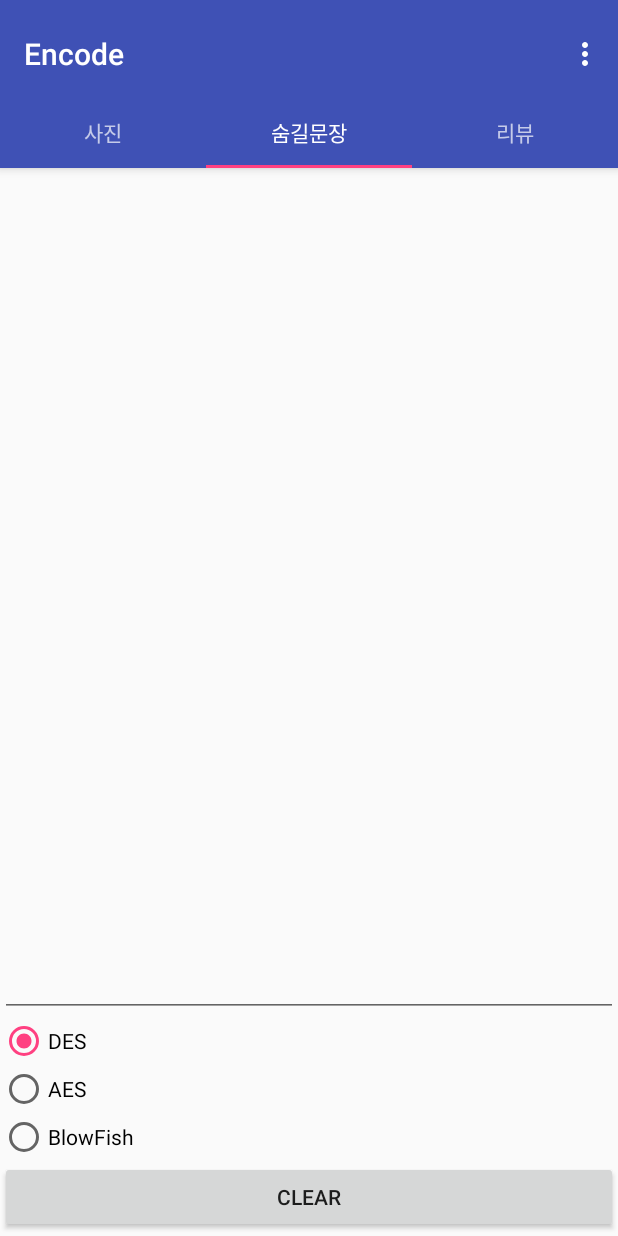
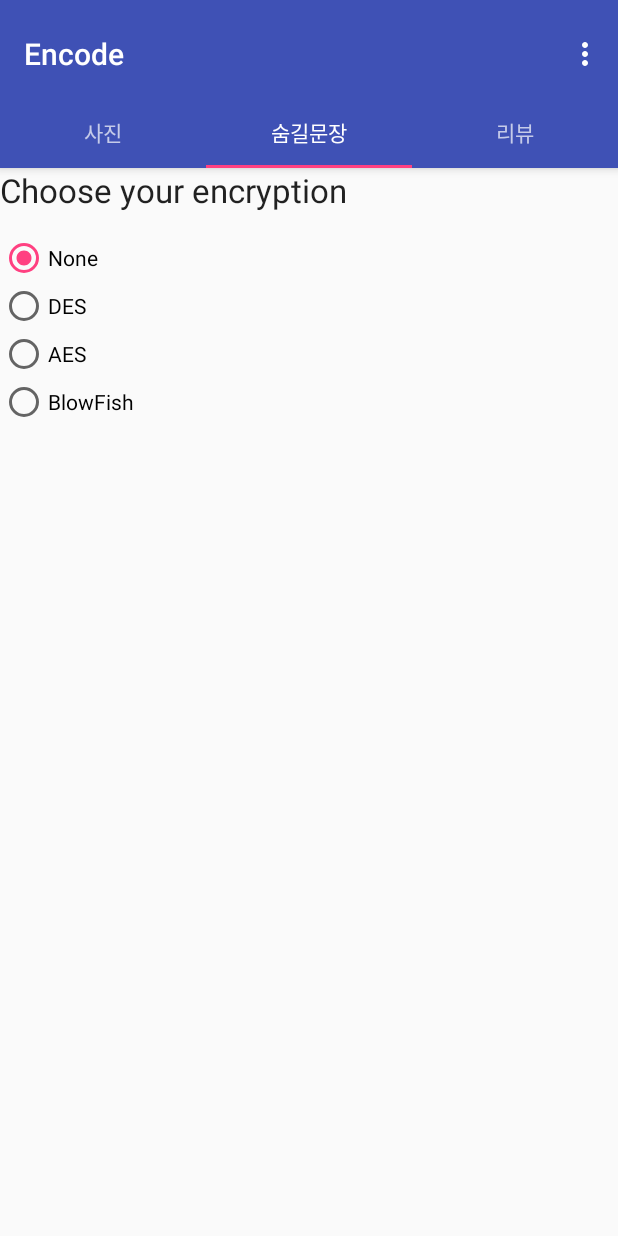
Before and after one commit to Spaqin/img-steganography-android, an Android app: the screen it shows after launch (Encode), tab 2 chosen, on a phone screen of 412 x 824 dp. Run offline under Robolectric (Android 15) with nearby library versions, the phone set to English and light mode, and no system bars.

Commit message:
- created EncodeControl class, which will manage everything from the UI (it'll be actually both model and controller now, but whatever, don't care for proper MVC now)
- removed hardcoded strings, put them in strings.xml for easy translation

- created few onClicks for radio buttons

- reimagined few things in UI

```diff
--- a/app/src/main/java/com/example/wngud/stegano/Encode.java
+++ b/app/src/main/java/com/example/wngud/stegano/Encode.java
@@ -19,10 +19,22 @@ import android.view.MenuItem;
 import android.view.View;
 import android.view.ViewGroup;
 
+import android.widget.EditText;
 import android.widget.ImageView;
+import android.widget.RadioButton;
 import android.widget.TextView;
 
 public class Encode extends AppCompatActivity {
+
+    private String filename;
+    private String password;
+    private EditText mPassField;
+    private EditText mFileField;
+    private RadioButton mNoneRadio;
+    private RadioButton mDESRadio;
+    private RadioButton mAESRadio;
+    private RadioButton mBlowFishRadio;
+    private EncodeControl encodeControl;
 
     /**
      * The {@link android.support.v4.view.PagerAdapter} that will provide
@@ -44,6 +56,7 @@ public class Encode extends AppCompatActivity {
     protected void onCreate(Bundle savedInstanceState) {
         super.onCreate(savedInstanceState);
         setContentView(R.layout.activity_encode);
+        encodeControl = new EncodeControl();
 
         Toolbar toolbar = (Toolbar) findViewById(R.id.toolbar);
         setSupportActionBar(toolbar);
@@ -58,7 +71,12 @@ public class Encode extends AppCompatActivity {
         TabLayout tabLayout = (TabLayout) findViewById(R.id.tabs);
         tabLayout.setupWithViewPager(mViewPager);
 
-
+        mFileField = (EditText) findViewById(R.id.filenameField);
+        mPassField = (EditText) findViewById(R.id.passwdField);
+        mNoneRadio = (RadioButton) findViewById(R.id.noneRadio);
+        mAESRadio = (RadioButton) findViewById(R.id.AESRadio);
+        mDESRadio = (RadioButton) findViewById(R.id.DESRadio);
+        mBlowFishRadio = (RadioButton) findViewById(R.id.BlowFishRadio);
 
 
     }
@@ -71,6 +89,23 @@ public class Encode extends AppCompatActivity {
         Intent intent = new Intent(Intent.ACTION_PICK);
         intent.setType(android.provider.MediaStore.Images.Media.CONTENT_TYPE);
         startActivityForResult(intent, PICK_FROM_ALBUM);
+    }
+
+    public void onClickNoEncryption(View v)
+    {
+        encodeControl.setEncType(Encryption_type.NONE);
+    }
+    public void onClickAES(View v)
+    {
+        encodeControl.setEncType(Encryption_type.AES);
+    }
+    public void onClickDES(View v)
+    {
+        encodeControl.setEncType(Encryption_type.DES);
+    }
+    public void onClickBlowFish(View v)
+    {
+        encodeControl.setEncType(Encryption_type.BLOWFISH);
     }
     @Override
     protected void onActivityResult(int requestCode, int resultCode, Intent data)
--- /dev/null
+++ b/app/src/main/java/com/example/wngud/stegano/EncodeControl.java
@@ -0,0 +1,31 @@
+package com.example.wngud.stegano;
+
+import android.graphics.Bitmap;
+
+
+public class EncodeControl {
+    private Encryption_type encType;
+    private String filename;
+    private String password;
+    private Bitmap picture;
+
+    public void setEncType(Encryption_type enct)
+    {
+        encType = enct;
+    }
+
+    public void setFilename(String fn)
+    {
+        filename = fn;
+    }
+
+    public void setPassword(String passwd)
+    {
+        password = passwd;
+    }
+
+    public void encode()
+    {
+
+    }
+}
--- a/app/src/main/java/com/example/wngud/stegano/EncodeFragment3.java
+++ b/app/src/main/java/com/example/wngud/stegano/EncodeFragment3.java
@@ -6,12 +6,14 @@ import android.support.v4.app.Fragment;
 import android.view.LayoutInflater;
 import android.view.View;
 import android.view.ViewGroup;
+import android.widget.EditText;
 
 
 /**
  * A simple {@link Fragment} subclass.
  */
 public class EncodeFragment3 extends Fragment {
+
 
 
     public EncodeFragment3() {
--- /dev/null
+++ b/app/src/main/java/com/example/wngud/stegano/Encryption_type.java
@@ -0,0 +1,5 @@
+package com.example.wngud.stegano;
+
+public enum Encryption_type {
+    NONE, AES, DES, BLOWFISH
+}
--- a/app/src/main/res/layout/fragment_encode_fragment1.xml
+++ b/app/src/main/res/layout/fragment_encode_fragment1.xml
@@ -20,7 +20,7 @@
         <Button
             android:layout_width="180dp"
             android:layout_height="70dp"
-            android:text="갤러리"
+            android:text="@string/gallery"
             android:id="@+id/button"
             android:layout_gravity="left|bottom"
             android:onClick="onclick_gallery"
@@ -30,7 +30,7 @@
         <Button
             android:layout_width="180dp"
             android:layout_height="70dp"
-            android:text="카메라"
+            android:text="@string/camera"
             android:id="@+id/button2"
             android:layout_gravity="right|bottom"
             android:onClick="onclick_camera"
--- a/app/src/main/res/layout/fragment_encode_fragment2.xml
+++ b/app/src/main/res/layout/fragment_encode_fragment2.xml
@@ -9,64 +9,59 @@
         android:layout_height="match_parent"
         android:layout_gravity="center">
 
-        <Button
-            android:layout_width="wrap_content"
-            android:layout_height="wrap_content"
-            android:text="CLEAR"
-            android:id="@+id/button3"
-            android:layout_marginBottom="58dp"
-            android:layout_alignParentBottom="true"
-            android:layout_alignParentEnd="true"
-            android:layout_toEndOf="@+id/radioGroup"
-            android:layout_alignParentStart="true" />
-
 
         <RadioGroup
             android:layout_width="wrap_content"
             android:layout_height="wrap_content"
-            android:id="@+id/radioGroup"
-            android:layout_above="@+id/button3"
+            android:id="@+id/EncryptionGroup"
+            android:layout_marginTop="44dp"
+            android:layout_alignParentTop="true"
             android:layout_alignParentStart="true">
+
+            <RadioButton
+                android:layout_width="wrap_content"
+                android:layout_height="wrap_content"
+                android:text="@string/no_encryption"
+                android:id="@+id/noneRadio"
+                android:onClick="onClickNoEncryption"
+                android:checked="true" />
+
             <RadioButton
                 android:layout_width="wrap_content"
                 android:layout_height="wrap_content"
                 android:text="DES"
-                android:id="@+id/radioButton3"
-                android:checked="true"
-                android:layout_above="@+id/button3"
-                android:layout_alignParentStart="true" />
+                android:id="@+id/DESRadio"
+                android:checked="false"
+                android:onClick="onClickDES"
+                android:nestedScrollingEnabled="false" />
+
 
             <RadioButton
                 android:layout_width="wrap_content"
                 android:layout_height="wrap_content"
                 android:text="AES"
-                android:id="@+id/radioButton2"
+                android:id="@+id/AESRadio"
                 android:checked="false"
-                android:layout_above="@+id/radioButton3"
-                android:layout_alignParentStart="true" />
+                android:onClick="onClickAES" />
 
             <RadioButton
                 android:layout_width="wrap_content"
                 android:layout_height="wrap_content"
                 android:text="BlowFish"
-                android:id="@+id/radioButton"
+                android:id="@+id/BlowFishRadio"
                 android:checked="false"
-                android:layout_above="@+id/radioButton2"
-                android:layout_alignParentStart="true" />
+                android:onClick="onClickBlowFish" />
 
         </RadioGroup>
 
-        <EditText
-            android:layout_width="wrap_content"
-            android:layout_height="wrap_content"
-            android:inputType="textMultiLine"
-            android:ems="10"
-            android:id="@+id/editText"
-            android:layout_alignParentTop="true"
-            android:layout_alignParentStart="true"
-            android:layout_above="@+id/radioGroup"
-            android:layout_alignParentEnd="true" />
-
 
     </RelativeLayout>
+
+    <TextView
+        android:layout_width="wrap_content"
+        android:layout_height="wrap_content"
+        android:textAppearance="?android:attr/textAppearanceLarge"
+        android:text="@string/choose_encryption"
+        android:id="@+id/textView3"
+        android:layout_gravity="left|top" />
 </FrameLayout>
--- a/app/src/main/res/values/strings.xml
+++ b/app/src/main/res/values/strings.xml
@@ -12,4 +12,11 @@
     <string name="hello_blank_fragment">Hello blank fragment</string>
     <string name="title_activity_mms">MMS</string>
     <string name="title_activity_decode">Decode</string>
+    <string name="choose_encryption">Choose your encryption</string>
+    <string name="no_encryption">None</string>
+    <string name="gallery">Gallery</string>
+    <string name="camera">Camera</string>
+    <string name="filename">Filename</string>
+    <string name="password">Password</string>
+    <string name="encode_button">ENCODE</string>
 </resources>
```
Also changed, not shown: app/src/main/res/layout/fragment_encode_fragment3.xml (+11 -28 lines).
